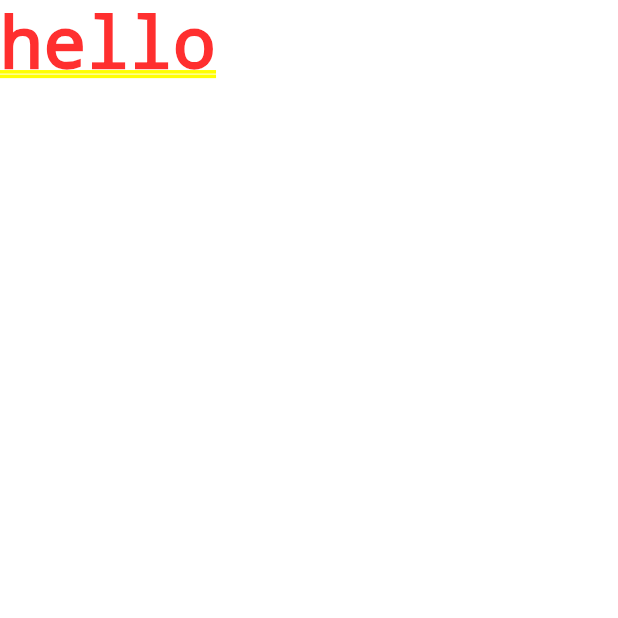
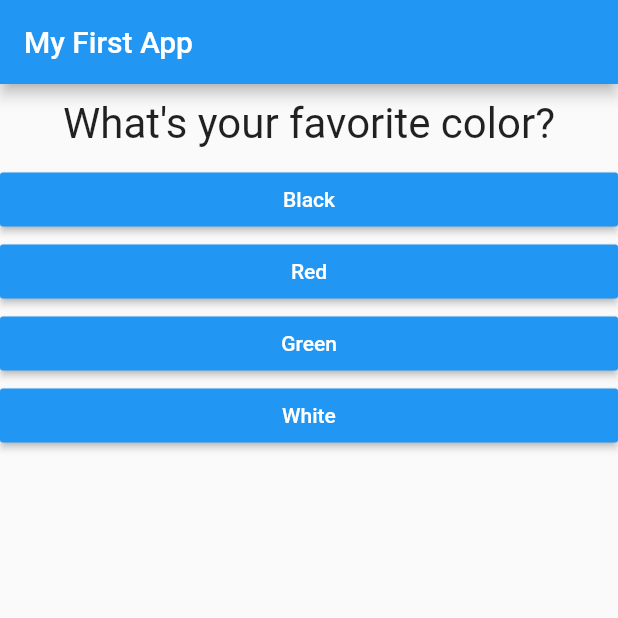
Before and after one commit to stammatime/flutter_course, a Flutter app: the screen it shows after launch, on a phone screen of 412 x 824 dp, the top half of it. Run offline on Flutter 3.47's test engine with Material 2 defaults, Android fonts, the phone set to English and light mode, and no system bars.

Commit message:
quiz complete

```diff
--- /dev/null
+++ b/lib/answer.dart
@@ -0,0 +1,20 @@
+import 'package:flutter/material.dart';
+
+class Answer extends StatelessWidget {
+  final Function selectHandler;
+  final Map<String, Object> answer;
+
+  Answer(this.selectHandler, this.answer);
+
+  @override
+  Widget build(BuildContext context) {
+    return Container(
+        width: double.infinity,
+        child: RaisedButton(
+          color: Colors.blue,
+          textColor: Colors.white,
+          child: Text(answer['text']),
+          onPressed: selectHandler,
+        ));
+  }
+}
--- a/lib/main.dart
+++ b/lib/main.dart
@@ -1,11 +1,79 @@
 import 'package:flutter/material.dart';
+import './quiz.dart';
+import './result.dart';
 
 void main() {
   runApp(MyApp());
 }
 
-class MyApp extends StatelessWidget {
-  Widget build(BuildContext context) {
-    return MaterialApp(home: Text('hello'), themeMode: ThemeMode.dark);
+class MyApp extends StatefulWidget {
+  State<StatefulWidget> createState() {
+    return _MyAppState();
   }
 }
+
+class _MyAppState extends State<MyApp> {
+  final _questions = const [
+    {
+      'questionText': 'What\'s your favorite color?',
+      'answers': [
+        {'text': 'Black', 'score': 50},
+        {'text': 'Red', 'score': 40},
+        {'text': 'Green', 'score': 100},
+        {'text': 'White', 'score': 0},
+      ]
+    },
+    {
+      'questionText': 'What\'s your favorite animal?',
+      'answers': [
+        {'text': 'Cat', 'score': 100},
+        {'text': 'Dog', 'score': 0},
+        {'text': 'Fox', 'score': 100},
+        {'text': 'Bear', 'score': 100},
+      ]
+    },
+    {
+      'questionText': 'Which day is boneless thursday?',
+      'answers': [
+        {'text': 'Monday', 'score': 0},
+        {'text': 'Tuesday', 'score': 0},
+        {'text': 'Wednesday', 'score': 0},
+        {'text': 'Thursday', 'score': 100},
+      ]
+    },
+  ];
+  var _questionIndex = 0;
+  var _totalScore = 0;
+
+  void _answerQuestion(int score) {
+    _totalScore += score;
+    setState(() {
+      _questionIndex++;
+    });
+    print('answer chosen');
+  }
+
+  void _reset() {
+    setState(() {
+      _questionIndex = 0;
+      _totalScore = 0;
+    });
+  }
+
+  Widget build(BuildContext context) {
+    return MaterialApp(
+        home: Scaffold(
+            appBar: AppBar(
+              title: Text('My First App'),
+            ),
+            body: _questionIndex < _questions.length
+                ? Quiz(
+                    answerQuestion: _answerQuestion,
+                    questions: _questions,
+                    questionIndex: _questionIndex,
+                  )
+                : Result(_totalScore, _reset)
+            // Text('This is my default text!'),
+            ));
+  }
+}
--- /dev/null
+++ b/lib/question.dart
@@ -0,0 +1,19 @@
+import 'package:flutter/material.dart';
+
+class Question extends StatelessWidget {
+  final String questionText;
+
+  Question(this.questionText);
+
+  @override
+  Widget build(BuildContext context) {
+    return Container(
+        width: double.infinity,
+        margin: EdgeInsets.all(10),
+        child: Text(
+          questionText,
+          style: TextStyle(fontSize: 28),
+          textAlign: TextAlign.center,
+        ));
+  }
+}
--- /dev/null
+++ b/lib/quiz.dart
@@ -0,0 +1,26 @@
+import 'package:flutter/material.dart';
+import './question.dart';
+import './answer.dart';
+
+class Quiz extends StatelessWidget {
+  final List<Map<String, Object>> questions;
+  final Function answerQuestion;
+  final int questionIndex;
+
+  Quiz(
+      {@required this.questions,
+      @required this.answerQuestion,
+      @required this.questionIndex});
+
+  @override
+  Widget build(BuildContext context) {
+    return Column(children: <Widget>[
+      Question(questions[questionIndex]['questionText']),
+      // spread op takes items out of list and adds them to parent
+      ...(questions[questionIndex]['answers'] as List<Map<String, Object>>)
+          .map((answer) {
+        return Answer(() => answerQuestion(answer['score']), answer);
+      }).toList()
+    ]);
+  }
+}
```
Also changed, not shown: lib/result.dart (added, +37 -0 lines).
